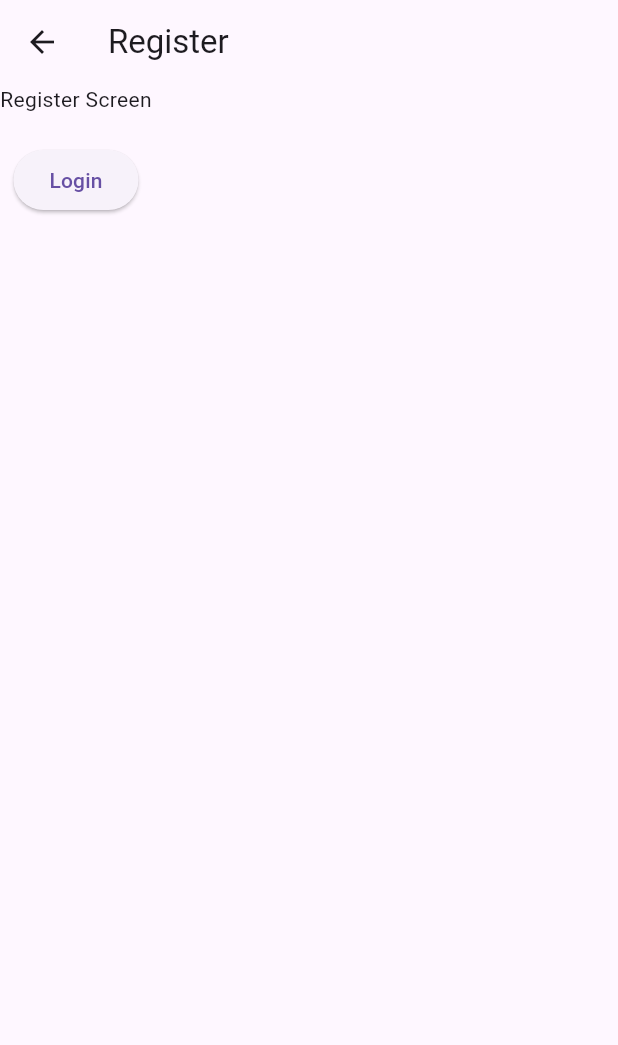
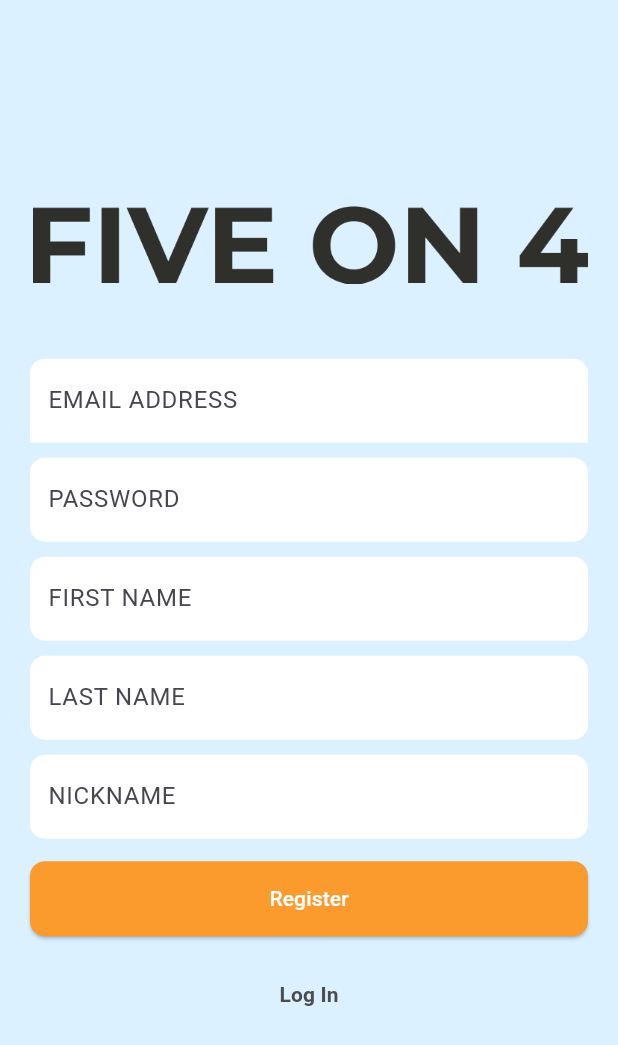
Before and after one commit to ikaem/five_on_4_mobile, a Flutter app: the screen it shows after launch, after a tap on "Create account", on a phone screen of 412 x 824 dp. Shown: the top 1045 px of the screen. Run offline on Flutter 3.47's test engine with Material 3 defaults, Android fonts, the phone set to English and light mode, and no system bars; our stand-ins replace auto_route, dio, dio_cookie_manager, drift, equatable, flutter_riverpod and 9 more; missing offline and left inert: sqlite3; accounts and stored records are empty; generated files the repository leaves out were written again; network calls fail; statements that could not run were skipped.

Commit message:
style register screen

```diff
--- a/lib/src/features/auth/presentation/screens/login/login_screen_view.dart
+++ b/lib/src/features/auth/presentation/screens/login/login_screen_view.dart
@@ -8,6 +8,9 @@ import 'package:five_on_4_mobile/src/style/utils/constants/spacing_constants.dar
 import 'package:five_on_4_mobile/src/wrappers/libraries/auto_route/auto_route_wrapper.dart';
 import 'package:flutter/material.dart';
 import 'package:flutter_riverpod/flutter_riverpod.dart';
+
+// TODO make ticket to remove all unneeded dependecies
+// TODO dont forget that the app should change name or have some kind of nickname - četvorka - or the four - to make it simpler to say
 
 class LoginScreenView extends ConsumerStatefulWidget {
   const LoginScreenView({
@@ -37,6 +40,7 @@ class _LoginScreenViewState extends ConsumerState<LoginScreenView> {
             child: Column(
               mainAxisSize: MainAxisSize.min,
               children: [
+                // TODO sized box not needed
                 SizedBox(
                   child: Image.asset(LocalAssetsPathConstants.LOGO_LARGE.value),
                 ),
--- a/lib/src/features/auth/presentation/screens/register/register_screen.dart
+++ b/lib/src/features/auth/presentation/screens/register/register_screen.dart
@@ -1,9 +1,8 @@
 import 'package:auto_route/auto_route.dart';
+import 'package:five_on_4_mobile/src/features/auth/presentation/screens/register/register_screen_view.dart';
 import 'package:five_on_4_mobile/src/features/auth/utils/constants/auth_screens_key_constants.dart';
-import 'package:five_on_4_mobile/src/wrappers/libraries/auto_route/auto_route_wrapper.dart';
 import 'package:flutter/material.dart';
 import 'package:flutter/widgets.dart';
-import 'package:go_router/go_router.dart';
 
 // TODO this is very temp
 // TODO this needs testing
@@ -15,72 +14,8 @@ class RegisterScreen extends StatelessWidget {
   @override
   Widget build(BuildContext context) {
     return SafeArea(
-        key: AuthScreensKeyConstants.REGISTER_SCREEN.value,
-        child: Scaffold(
-          // TODO there is no back icon here for some reason - i guess go router is configured incorrectly
-          appBar: AppBar(
-            title: const Text("Register"),
-          ),
-          body: Column(
-            children: [
-              const Text(
-                "Register Screen",
-              ),
-              const SizedBox(
-                height: 20,
-              ),
-              ElevatedButton(
-                onPressed: () {
-                  // TODO navigate to login screen
-                  // context.go("/non-auth/login");
-                  // TODO this should work too?
-                  // context.go("/non-auth");
-                  context.navigateTo(LoginRoute());
-                },
-                child: const Text("Login"),
-              ),
-            ],
-          ),
-        )
-        // child: const Text(
-        //   "Register Screen",
-        // ),
-        );
+      key: AuthScreensKeyConstants.REGISTER_SCREEN.value,
+      child: const RegisterScreenView(),
+    );
   }
 }
-
-
-/*
-
-
-              switch (fullPath) {
-                case "/non-auth/register":
-                  return "/non-auth/register";
-                default:
-                  return "/non-auth/";
-              }
-
-
-
-
- */
-
-
-
-
-
-/*
-
-
-
-              if (fullPath == "/non-auth/register") {
-                return "/non-auth/register";
-              }
-
-              return "/non-auth";
-
-
-
-
-
-  */
--- /dev/null
+++ b/lib/src/features/auth/presentation/screens/register/register_screen_view.dart
@@ -0,0 +1,49 @@
+// TODO in future, this probably will not need to be a consumer widget - but for now lets leave it
+// TODO move to view file
+import 'package:auto_route/auto_route.dart';
+import 'package:five_on_4_mobile/src/features/auth/presentation/widgets/register/register_with_email_and_password_container.dart';
+import 'package:five_on_4_mobile/src/features/core/utils/constants/local_assets_path_constants.dart';
+import 'package:five_on_4_mobile/src/style/utils/constants/color_constants.dart';
+import 'package:five_on_4_mobile/src/style/utils/constants/spacing_constants.dart';
+import 'package:five_on_4_mobile/src/wrappers/libraries/auto_route/auto_route_wrapper.dart';
+import 'package:flutter/material.dart';
+import 'package:flutter_riverpod/flutter_riverpod.dart';
+
+class RegisterScreenView extends ConsumerWidget {
+  const RegisterScreenView({super.key});
+  @override
+  Widget build(BuildContext context, WidgetRef ref) {
+    // TODO dont forget that register also logs in the user
+    return Scaffold(
+      backgroundColor: ColorConstants.BLUE_LIGHT,
+      body: Padding(
+        padding: const EdgeInsets.all(SpacingConstants.L),
+        child: Center(
+          child: SingleChildScrollView(
+            child: Column(
+              mainAxisSize: MainAxisSize.min,
+              children: [
+                Image.asset(LocalAssetsPathConstants.LOGO_LARGE.value),
+                const SizedBox(height: SpacingConstants.XXXL),
+                const RegisterWithEmailAndPasswordContainer(),
+                const SizedBox(height: SpacingConstants.M),
+                TextButton(
+                  onPressed: () {
+                    context.navigateTo(const LoginRoute());
+                  },
+                  child: const Text(
+                    "Log In",
+                    style: TextStyle(
+                      color: ColorConstants.BLACK,
+                      fontWeight: FontWeight.bold,
+                    ),
+                  ),
+                ),
+              ],
+            ),
+          ),
+        ),
+      ),
+    );
+  }
+}
--- /dev/null
+++ b/lib/src/features/auth/presentation/widgets/register/register_with_email_and_password_container.dart
@@ -0,0 +1,70 @@
+import 'package:five_on_4_mobile/src/features/core/presentation/widgets/buttons/custom_elevated_button.dart';
+import 'package:five_on_4_mobile/src/features/core/presentation/widgets/inputs/custom_text_field.dart';
+import 'package:five_on_4_mobile/src/style/inputs/inside_labeled_outline_input_border.dart';
+import 'package:five_on_4_mobile/src/style/utils/constants/color_constants.dart';
+import 'package:five_on_4_mobile/src/style/utils/constants/spacing_constants.dart';
+import 'package:flutter/material.dart';
+
+class RegisterWithEmailAndPasswordContainer extends StatelessWidget {
+  const RegisterWithEmailAndPasswordContainer({super.key});
+
+  @override
+  Widget build(BuildContext context) {
+    return Column(
+      children: [
+        Column(
+          children: [
+            CustomTextField(
+              labelText: "EMAIL ADDRESS",
+              fillColor: ColorConstants.WHITE,
+              border: InsideLabeledOutlineInputBorder.topRounded(),
+            ),
+            const SizedBox(
+              height: 10,
+            ),
+            CustomTextField(
+              labelText: "PASSWORD",
+              fillColor: ColorConstants.WHITE,
+              shouldObscureText: true,
+              border: InsideLabeledOutlineInputBorder.allRounded(),
+            ),
+            const SizedBox(
+              height: 10,
+            ),
+            CustomTextField(
+              labelText: "FIRST NAME",
+              fillColor: ColorConstants.WHITE,
+              border: InsideLabeledOutlineInputBorder.allRounded(),
+            ),
+            const SizedBox(
+              height: 10,
+            ),
+            CustomTextField(
+              labelText: "LAST NAME",
+              fillColor: ColorConstants.WHITE,
+              border: InsideLabeledOutlineInputBorder.allRounded(),
+            ),
+            const SizedBox(
+              height: 10,
+            ),
+            CustomTextField(
+              labelText: "NICKNAME",
+              fillColor: ColorConstants.WHITE,
+              border: InsideLabeledOutlineInputBorder.allRounded(),
+            ),
+          ],
+        ),
+        const SizedBox(
+          height: SpacingConstants.M,
+        ),
+        // TODO integrate with StreamedElevatedButton
+        CustomElevatedButton(
+          buttonColor: ColorConstants.ORANGE,
+          textColor: ColorConstants.WHITE,
+          labelText: "Register",
+          onPressed: () {},
+        ),
+      ],
+    );
+  }
+}
--- a/lib/src/features/core/presentation/widgets/buttons/custom_elevated_button.dart
+++ b/lib/src/features/core/presentation/widgets/buttons/custom_elevated_button.dart
@@ -1,7 +1,5 @@
-import 'package:five_on_4_mobile/src/style/utils/constants/color_constants.dart';
 import 'package:flutter/material.dart';
 
-// TODO this should be
 class CustomElevatedButton extends StatelessWidget {
   const CustomElevatedButton({
     super.key,
--- a/lib/src/features/core/presentation/widgets/settings/settings_profile_container.dart
+++ b/lib/src/features/core/presentation/widgets/settings/settings_profile_container.dart
@@ -36,3 +36,9 @@ class SettingsProfileContainer extends StatelessWidget {
     );
   }
 }
+
+// TODO add additonal options
+// - upload avatar
+// - change password - if logged in via email/password
+// - edit nickname - or that is not allowed
+// - in future, to edit teams
```
